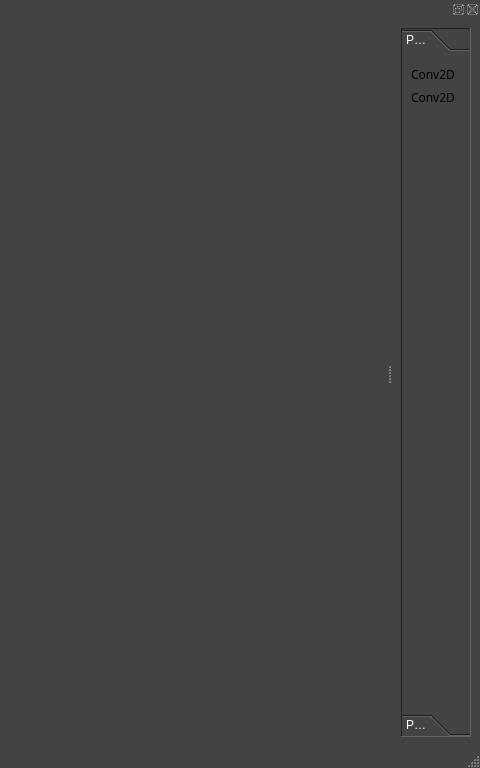
arashk7/arash_node, file ui/mainForm.ui: the form before one commit; both pictures show x 720 to 1200 and y 0 to 768 of the 1200 by 768 pixel window.
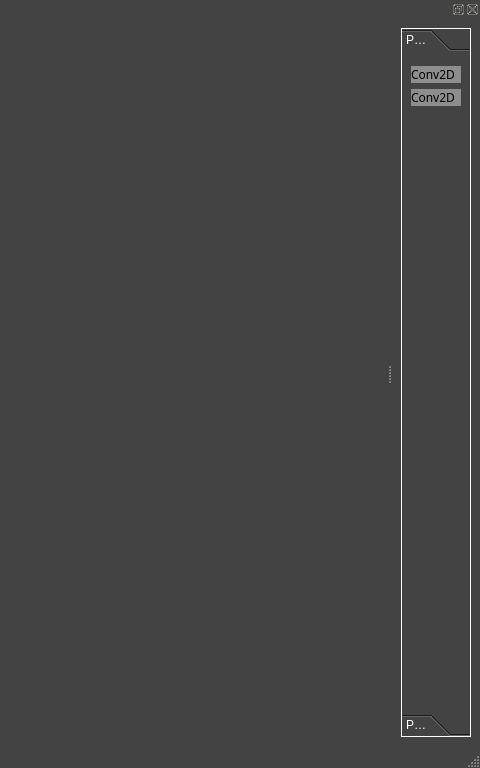
The form after the commit.

Patch:
```diff
--- a/ui/mainForm.ui
+++ b/ui/mainForm.ui
@@ -464,11 +464,14 @@
     <layout class="QVBoxLayout" name="verticalLayout_2">
      <item>
       <widget class="QToolBox" name="toolBox">
+       <property name="autoFillBackground">
+        <bool>false</bool>
+       </property>
        <property name="frameShape">
-        <enum>QFrame::Panel</enum>
+        <enum>QFrame::Box</enum>
        </property>
        <property name="frameShadow">
-        <enum>QFrame::Sunken</enum>
+        <enum>QFrame::Plain</enum>
        </property>
        <property name="currentIndex">
         <number>0</number>
@@ -487,7 +490,7 @@
         </attribute>
         <layout class="QVBoxLayout" name="verticalLayout_3">
          <item>
-          <widget class="QLabel" name="label">
+          <widget class="QLabel" name="label_3">
            <property name="sizePolicy">
             <sizepolicy hsizetype="Preferred" vsizetype="Fixed">
              <horstretch>0</horstretch>
@@ -509,45 +512,45 @@
               <colorrole role="Button">
                <brush brushstyle="SolidPattern">
                 <color alpha="255">
-                 <red>255</red>
-                 <green>0</green>
-                 <blue>0</blue>
+                 <red>141</red>
+                 <green>141</green>
+                 <blue>141</blue>
                 </color>
                </brush>
               </colorrole>
               <colorrole role="Light">
                <brush brushstyle="SolidPattern">
                 <color alpha="255">
-                 <red>255</red>
-                 <green>127</green>
-                 <blue>127</blue>
+                 <red>212</red>
+                 <green>212</green>
+                 <blue>212</blue>
                 </color>
                </brush>
               </colorrole>
               <colorrole role="Midlight">
                <brush brushstyle="SolidPattern">
                 <color alpha="255">
-                 <red>255</red>
-                 <green>63</green>
-                 <blue>63</blue>
+                 <red>176</red>
+                 <green>176</green>
+                 <blue>176</blue>
                 </color>
                </brush>
               </colorrole>
               <colorrole role="Dark">
                <brush brushstyle="SolidPattern">
                 <color alpha="255">
-                 <red>127</red>
-                 <green>0</green>
-                 <blue>0</blue>
+                 <red>70</red>
+                 <green>70</green>
+                 <blue>70</blue>
                 </color>
                </brush>
               </colorrole>
               <colorrole role="Mid">
                <brush brushstyle="SolidPattern">
                 <color alpha="255">
-                 <red>170</red>
-                 <green>0</green>
-                 <blue>0</blue>
+                 <red>94</red>
+                 <green>94</green>
+                 <blue>94</blue>
                 </color>
                </brush>
               </colorrole>
@@ -590,9 +593,9 @@
               <colorrole role="Window">
                <brush brushstyle="SolidPattern">
                 <color alpha="255">
-                 <red>255</red>
-                 <green>0</green>
-                 <blue>0</blue>
+                 <red>141</red>
+                 <green>141</green>
+                 <blue>141</blue>
                 </color>
                </brush>
               </colorrole>
@@ -608,9 +611,9 @@
               <colorrole role="AlternateBase">
                <brush brushstyle="SolidPattern">
                 <color alpha="255">
-                 <red>255</red>
-                 <green>127</green>
-                 <blue>127</blue>
+                 <red>198</red>
+                 <green>198</green>
+                 <blue>198</blue>
                 </color>
                </brush>
               </colorrole>
@@ -646,45 +649,45 @@
               <colorrole role="Button">
                <brush brushstyle="SolidPattern">
                 <color alpha="255">
-                 <red>255</red>
-                 <green>0</green>
-                 <blue>0</blue>
+                 <red>141</red>
+                 <green>141</green>
+                 <blue>141</blue>
                 </color>
                </brush>
               </colorrole>
               <colorrole role="Light">
                <brush brushstyle="SolidPattern">
                 <color alpha="255">
-                 <red>255</red>
-                 <green>127</green>
-                 <blue>127</blue>
+                 <red>212</red>
+                 <green>212</green>
+                 <blue>212</blue>
                 </color>
                </brush>
               </colorrole>
               <colorrole role="Midlight">
                <brush brushstyle="SolidPattern">
                 <color alpha="255">
-                 <red>255</red>
-                 <green>63</green>
-                 <blue>63</blue>
+                 <red>176</red>
+                 <green>176</green>
+                 <blue>176</blue>
                 </color>
                </brush>
               </colorrole>
               <colorrole role="Dark">
                <brush brushstyle="SolidPattern">
                 <color alpha="255">
-                 <red>127</red>
-                 <green>0</green>
-                 <blue>0</blue>
+                 <red>70</red>
+                 <green>70</green>
+                 <blue>70</blue>
                 </color>
                </brush>
               </colorrole>
               <colorrole role="Mid">
                <brush brushstyle="SolidPattern">
                 <color alpha="255">
-                 <red>170</red>
-                 <green>0</green>
-                 <blue>0</blue>
+                 <red>94</red>
+                 <green>94</green>
+                 <blue>94</blue>
                 </color>
                </brush>
               </colorrole>
@@ -727,9 +730,9 @@
               <colorrole role="Window">
                <brush brushstyle="SolidPattern">
                 <color alpha="255">
-                 <red>255</red>
-                 <green>0</green>
-                 <blue>0</blue>
+                 <red>141</red>
+                 <green>141</green>
+                 <blue>141</blue>
                 </color>
                </brush>
               </colorrole>
@@ -745,9 +748,9 @@
               <colorrole role="AlternateBase">
                <brush brushstyle="SolidPattern">
                 <color alpha="255">
-                 <red>255</red>
-                 <green>127</green>
-                 <blue>127</blue>
+                 <red>198</red>
+                 <green>198</green>
+                 <blue>198</blue>
                 </color>
                </brush>
               </colorrole>
@@ -774,63 +777,63 @@
               <colorrole role="WindowText">
                <brush brushstyle="SolidPattern">
                 <color alpha="255">
-                 <red>127</red>
-                 <green>0</green>
-                 <blue>0</blue>
+                 <red>70</red>
+                 <green>70</green>
+                 <blue>70</blue>
                 </color>
                </brush>
               </colorrole>
               <colorrole role="Button">
                <brush brushstyle="SolidPattern">
                 <color alpha="255">
-                 <red>255</red>
-                 <green>0</green>
-                 <blue>0</blue>
+                 <red>141</red>
+                 <green>141</green>
+                 <blue>141</blue>
                 </color>
                </brush>
               </colorrole>
               <colorrole role="Light">
                <brush brushstyle="SolidPattern">
                 <color alpha="255">
-                 <red>255</red>
-                 <green>127</green>
-                 <blue>127</blue>
+                 <red>212</red>
+                 <green>212</green>
+                 <blue>212</blue>
                 </color>
                </brush>
               </colorrole>
               <colorrole role="Midlight">
                <brush brushstyle="SolidPattern">
                 <color alpha="255">
-                 <red>255</red>
-                 <green>63</green>
-                 <blue>63</blue>
+                 <red>176</red>
+                 <green>176</green>
+                 <blue>176</blue>
                 </color>
                </brush>
               </colorrole>
               <colorrole role="Dark">
                <brush brushstyle="SolidPattern">
                 <color alpha="255">
-                 <red>127</red>
-                 <green>0</green>
-                 <blue>0</blue>
+                 <red>70</red>
+                 <green>70</green>
+                 <blue>70</blue>
                 </color>
                </brush>
               </colorrole>
               <colorrole role="Mid">
                <brush brushstyle="SolidPattern">
                 <color alpha="255">
-                 <red>170</red>
-                 <green>0</green>
-                 <blue>0</blue>
+                 <red>94</red>
+                 <green>94</green>
+                 <blue>94</blue>
                 </color>
                </brush>
               </colorrole>
               <colorrole role="Text">
                <brush brushstyle="SolidPattern">
                 <color alpha="255">
-                 <red>127</red>
-                 <green>0</green>
-                 <blue>0</blue>
+                 <red>70</red>
+                 <green>70</green>
+                 <blue>70</blue>
                 </color>
                </brush>
               </colorrole>
@@ -846,27 +849,27 @@
               <colorrole role="ButtonText">
                <brush brushstyle="SolidPattern">
                 <color alpha="255">
-                 <red>127</red>
-                 <green>0</green>
-                 <blue>0</blue>
+                 <red>70</red>
+                 <green>70</green>
+                 <blue>70</blue>
                 </color>
                </brush>
               </colorrole>
               <colorrole role="Base">
                <brush brushstyle="SolidPattern">
                 <color alpha="255">
-                 <red>255</red>
-                 <green>0</green>
-                 <blue>0</blue>
+                 <red>141</red>
+                 <green>141</green>
+                 <blue>141</blue>
                 </color>
                </brush>
               </colorrole>
               <colorrole role="Window">
                <brush brushstyle="SolidPattern">
                 <color alpha="255">
-                 <red>255</red>
-                 <green>0</green>
-                 <blue>0</blue>
+                 <red>141</red>
+                 <green>141</green>
+                 <blue>141</blue>
                 </color>
                </brush>
               </colorrole>
@@ -882,9 +885,9 @@
               <colorrole role="AlternateBase">
                <brush brushstyle="SolidPattern">
                 <color alpha="255">
-                 <red>255</red>
-                 <green>0</green>
-                 <blue>0</blue>
+                 <red>141</red>
+                 <green>141</green>
+                 <blue>141</blue>
                 </color>
                </brush>
               </colorrole>
@@ -914,6 +917,9 @@
              <family>SimHei</family>
             </font>
            </property>
+           <property name="autoFillBackground">
+            <bool>true</bool>
+           </property>
            <property name="text">
             <string>Conv2D</string>
            </property>
@@ -923,7 +929,7 @@
           </widget>
          </item>
          <item>
-          <widget class="QLabel" name="label_3">
+          <widget class="QLabel" name="label_4">
            <property name="sizePolicy">
             <sizepolicy hsizetype="Preferred" vsizetype="Fixed">
              <horstretch>0</horstretch>
@@ -945,45 +951,45 @@
               <colorrole role="Button">
                <brush brushstyle="SolidPattern">
                 <color alpha="255">
-                 <red>255</red>
-                 <green>0</green>
-                 <blue>0</blue>
+                 <red>141</red>
+                 <green>141</green>
+                 <blue>141</blue>
                 </color>
                </brush>
               </colorrole>
               <colorrole role="Light">
                <brush brushstyle="SolidPattern">
                 <color alpha="255">
-                 <red>255</red>
-                 <green>127</green>
-                 <blue>127</blue>
+                 <red>212</red>
+                 <green>212</green>
+                 <blue>212</blue>
                 </color>
                </brush>
               </colorrole>
               <colorrole role="Midlight">
                <brush brushstyle="SolidPattern">
                 <color alpha="255">
-                 <red>255</red>
-                 <green>63</green>
-                 <blue>63</blue>
+                 <red>176</red>
+                 <green>176</green>
+                 <blue>176</blue>
                 </color>
                </brush>
               </colorrole>
               <colorrole role="Dark">
                <brush brushstyle="SolidPattern">
                 <color alpha="255">
-                 <red>127</red>
-                 <green>0</green>
-                 <blue>0</blue>
+                 <red>70</red>
+                 <green>70</green>
+                 <blue>70</blue>
                 </color>
                </brush>
               </colorrole>
               <colorrole role="Mid">
                <brush brushstyle="SolidPattern">
                 <color alpha="255">
-                 <red>170</red>
-                 <green>0</green>
-                 <blue>0</blue>
+                 <red>94</red>
+                 <green>94</green>
+                 <blue>94</blue>
                 </color>
                </brush>
               </colorrole>
@@ -1026,9 +1032,9 @@
               <colorrole role="Window">
                <brush brushstyle="SolidPattern">
                 <color alpha="255">
-                 <red>255</red>
-                 <green>0</green>
-                 <blue>0</blue>
+                 <red>141</red>
+                 <green>141</green>
+                 <blue>141</blue>
                 </color>
                </brush>
               </colorrole>
@@ -1044,9 +1050,9 @@
               <colorrole role="AlternateBase">
                <brush brushstyle="SolidPattern">
                 <color alpha="255">
-                 <red>255</red>
-                 <green>127</green>
-                 <blue>127</blue>
+                 <red>198</red>
+                 <green>198</green>
+                 <blue>198</blue>
                 </color>
                </brush>
               </colorrole>
@@ -1082,45 +1088,45 @@
               <colorrole role="Button">
                <brush brushstyle="SolidPattern">
                 <color alpha="255">
-                 <red>255</red>
-                 <green>0</green>
-                 <blue>0</blue>
+                 <red>141</red>
+                 <green>141</green>
+                 <blue>141</blue>
                 </color>
                </brush>
               </colorrole>
               <colorrole role="Light">
                <brush brushstyle="SolidPattern">
                 <color alpha="255">
-                 <red>255</red>
-                 <green>127</green>
-                 <blue>127</blue>
+                 <red>212</red>
+                 <green>212</green>
+                 <blue>212</blue>
                 </color>
                </brush>
               </colorrole>
               <colorrole role="Midlight">
                <brush brushstyle="SolidPattern">
                 <color alpha="255">
-                 <red>255</red>
-                 <green>63</green>
-                 <blue>63</blue>
+                 <red>176</red>
+                 <green>176</green>
+                 <blue>176</blue>
                 </color>
                </brush>
               </colorrole>
               <colorrole role="Dark">
                <brush brushstyle="SolidPattern">
                 <color alpha="255">
-                 <red>127</red>
-                 <green>0</green>
-                 <blue>0</blue>
+                 <red>70</red>
+                 <green>70</green>
+                 <blue>70</blue>
                 </color>
                </brush>
               </colorrole>
               <colorrole role="Mid">
                <brush brushstyle="SolidPattern">
                 <color alpha="255">
-                 <red>170</red>
-                 <green>0</green>
-                 <blue>0</blue>
+                 <red>94</red>
+                 <green>94</green>
+                 <blue>94</blue>
                 </color>
                </brush>
               </colorrole>
@@ -1163,9 +1169,9 @@
               <colorrole role="Window">
                <brush brushstyle="SolidPattern">
                 <color alpha="255">
-                 <red>255</red>
-                 <green>0</green>
-                 <blue>0</blue>
+                 <red>141</red>
+                 <green>141</green>
+                 <blue>141</blue>
                 </color>
                </brush>
               </colorrole>
@@ -1181,9 +1187,9 @@
               <colorrole role="AlternateBase">
                <brush brushstyle="SolidPattern">
                 <color alpha="255">
-                 <red>255</red>
-                 <green>127</green>
-                 <blue>127</blue>
+                 <red>198</red>
+                 <green>198</green>
+                 <blue>198</blue>
                 </color>
                </brush>
               </colorrole>
@@ -1210,63 +1216,63 @@
               <colorrole role="WindowText">
                <brush brushstyle="SolidPattern">
                 <color alpha="255">
-                 <red>127</red>
-                 <green>0</green>
-                 <blue>0</blue>
+                 <red>70</red>
+                 <green>70</green>
+                 <blue>70</blue>
                 </color>
                </brush>
               </colorrole>
               <colorrole role="Button">
                <brush brushstyle="SolidPattern">
                 <color alpha="255">
-                 <red>255</red>
-                 <green>0</green>
-                 <blue>0</blue>
+                 <red>141</red>
+                 <green>141</green>
+                 <blue>141</blue>
                 </color>
                </brush>
               </colorrole>
               <colorrole role="Light">
                <brush brushstyle="SolidPattern">
                 <color alpha="255">
-                 <red>255</red>
-                 <green>127</green>
-                 <blue>127</blue>
+                 <red>212</red>
+                 <green>212</green>
+                 <blue>212</blue>
                 </color>
                </brush>
               </colorrole>
               <colorrole role="Midlight">
                <brush brushstyle="SolidPattern">
                 <color alpha="255">
-                 <red>255</red>
-                 <green>63</green>
-                 <blue>63</blue>
+                 <red>176</red>
+                 <green>176</green>
+                 <blue>176</blue>
                 </color>
                </brush>
               </colorrole>
               <colorrole role="Dark">
                <brush brushstyle="SolidPattern">
                 <color alpha="255">
-                 <red>127</red>
-                 <green>0</green>
-                 <blue>0</blue>
+                 <red>70</red>
+                 <green>70</green>
+                 <blue>70</blue>
                 </color>
                </brush>
               </colorrole>
               <colorrole role="Mid">
                <brush brushstyle="SolidPattern">
                 <color alpha="255">
-                 <red>170</red>
-                 <green>0</green>
-                 <blue>0</blue>
+                 <red>94</red>
+                 <green>94</green>
+                 <blue>94</blue>
                 </color>
                </brush>
               </colorrole>
               <colorrole role="Text">
                <brush brushstyle="SolidPattern">
                 <color alpha="255">
-                 <red>127</red>
-                 <green>0</green>
-                 <blue>0</blue>
+                 <red>70</red>
+                 <green>70</green>
+                 <blue>70</blue>
                 </color>
                </brush>
               </colorrole>
@@ -1282,27 +1288,27 @@
               <colorrole role="ButtonText">
                <brush brushstyle="SolidPattern">
                 <color alpha="255">
-                 <red>127</red>
-                 <green>0</green>
-                 <blue>0</blue>
+                 <red>70</red>
+                 <green>70</green>
+                 <blue>70</blue>
                 </color>
                </brush>
               </colorrole>
               <colorrole role="Base">
                <brush brushstyle="SolidPattern">
                 <color alpha="255">
-                 <red>255</red>
-                 <green>0</green>
-                 <blue>0</blue>
+                 <red>141</red>
+                 <green>141</green>
+                 <blue>141</blue>
                 </color>
                </brush>
               </colorrole>
               <colorrole role="Window">
                <brush brushstyle="SolidPattern">
                 <color alpha="255">
-                 <red>255</red>
-                 <green>0</green>
-                 <blue>0</blue>
+                 <red>141</red>
+                 <green>141</green>
+                 <blue>141</blue>
                 </color>
                </brush>
               </colorrole>
@@ -1318,9 +1324,9 @@
               <colorrole role="AlternateBase">
                <brush brushstyle="SolidPattern">
                 <color alpha="255">
-                 <red>255</red>
-                 <green>0</green>
-                 <blue>0</blue>
+                 <red>141</red>
+                 <green>141</green>
+                 <blue>141</blue>
                 </color>
                </brush>
               </colorrole>
@@ -1350,6 +1356,9 @@
              <family>SimHei</family>
             </font>
            </property>
+           <property name="autoFillBackground">
+            <bool>true</bool>
+           </property>
            <property name="text">
             <string>Conv2D</string>
            </property>
```
Left out of the diff: 12 changed lines with no effect on the pictures.
